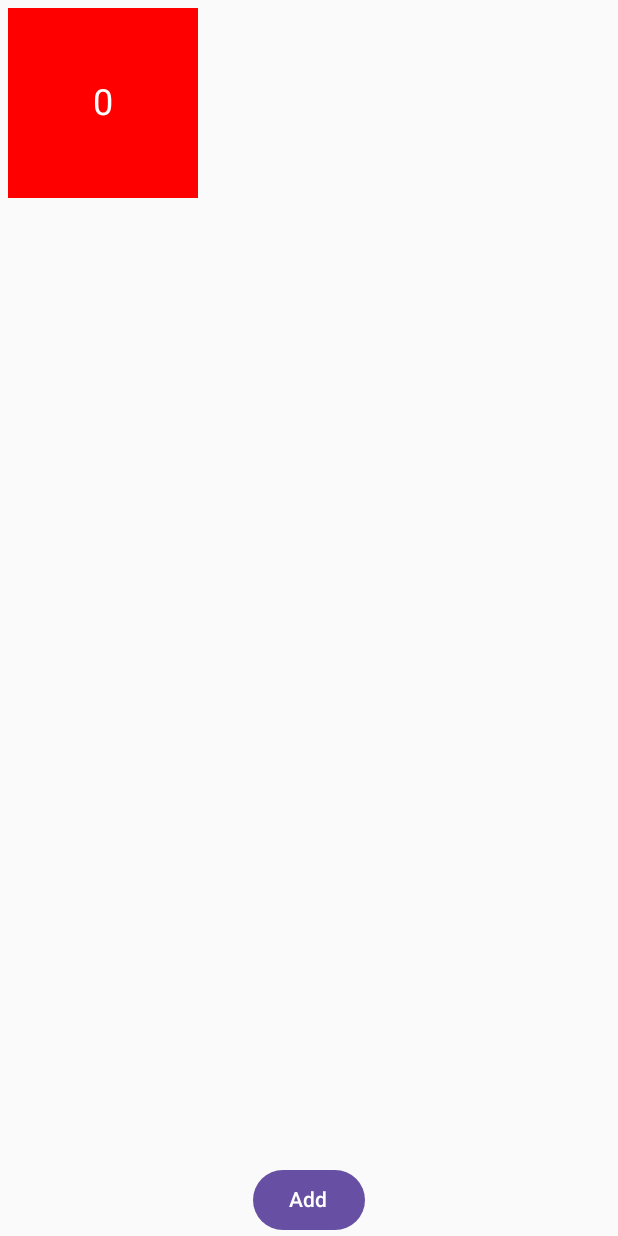
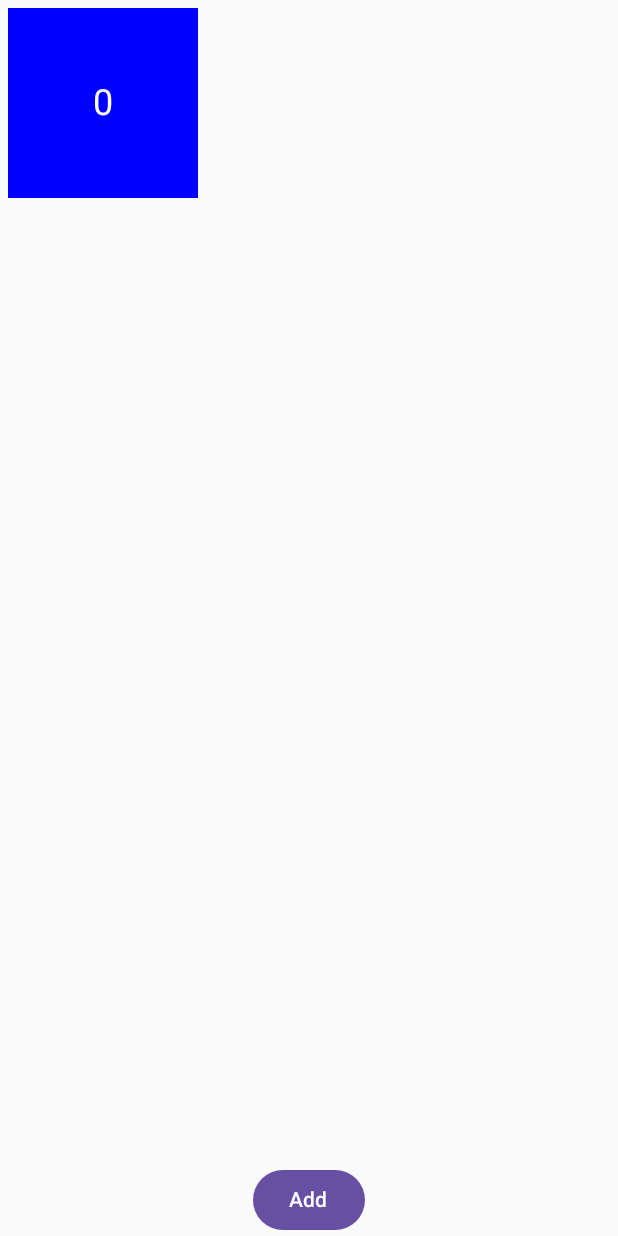
Before and after one commit to WALHAY/AndroidVK, an Android app built with Jetpack Compose: the screen it shows after launch (MainActivity), after a tap on "Add", on a phone screen of 412 x 824 dp. Run offline under Robolectric (Android 15) with nearby library versions, the phone set to English and light mode, and no system bars.

Commit message:
Add some fancy feature

```diff
--- a/app/src/main/java/com/walhay/dz1/MainActivity.kt
+++ b/app/src/main/java/com/walhay/dz1/MainActivity.kt
@@ -8,7 +8,8 @@ class MainActivity : ComponentActivity() {
 
     override fun onCreate(savedInstanceState: Bundle?) {
         super.onCreate(savedInstanceState)
-        elements = savedInstanceState?.getInt("elements") ?: 0
+        elements.intValue = savedInstanceState?.getInt("elements") ?: 0
+        inverted.value = savedInstanceState?.getBoolean("inverted") ?: false
         setContent {
             NumberTable()
         }
@@ -16,6 +17,7 @@ class MainActivity : ComponentActivity() {
 
     override fun onSaveInstanceState(outState: Bundle) {
         super.onSaveInstanceState(outState)
-        outState.putInt("elements", elements)
+        outState.putInt("elements", elements.intValue)
+        outState.putBoolean("inverted", inverted.value)
     }
 }
--- a/app/src/main/java/com/walhay/dz1/NumberTable.kt
+++ b/app/src/main/java/com/walhay/dz1/NumberTable.kt
@@ -2,6 +2,7 @@ package com.walhay.dz1
 
 import android.content.res.Configuration
 import androidx.compose.foundation.background
+import androidx.compose.foundation.clickable
 import androidx.compose.foundation.layout.Box
 import androidx.compose.foundation.layout.Column
 import androidx.compose.foundation.layout.aspectRatio
@@ -12,10 +13,9 @@ import androidx.compose.foundation.lazy.grid.LazyVerticalGrid
 import androidx.compose.material3.Button
 import androidx.compose.material3.Text
 import androidx.compose.runtime.Composable
-import androidx.compose.runtime.getValue
 import androidx.compose.runtime.mutableIntStateOf
+import androidx.compose.runtime.mutableStateOf
 import androidx.compose.runtime.remember
-import androidx.compose.runtime.setValue
 import androidx.compose.ui.Alignment
 import androidx.compose.ui.Modifier
 import androidx.compose.ui.graphics.Color
@@ -23,22 +23,29 @@ import androidx.compose.ui.platform.LocalConfiguration
 import androidx.compose.ui.unit.dp
 import androidx.compose.ui.unit.sp
 
-var elements = 0
+var elements = mutableIntStateOf(0)
+var inverted = mutableStateOf(false)
 
 @Composable
 fun NumberTable() {
     val configuration = LocalConfiguration.current
-    val state = remember { mutableIntStateOf(elements) }
+    val state = remember { elements }
+    val inverted = remember { inverted }
+    val isLandscape = configuration.orientation == Configuration.ORIENTATION_LANDSCAPE
+    val columnsCount = if (isLandscape) 4 else 3
     Column {
         LazyVerticalGrid (
-            columns = GridCells.Fixed(if (configuration.orientation == Configuration.ORIENTATION_LANDSCAPE) 4 else 3),
+            columns = GridCells.Fixed(columnsCount),
             modifier = Modifier.weight(1f).fillMaxSize()
         ){
             items(state.intValue) { index ->
                 Box(
                     modifier = Modifier.aspectRatio(1f)
                         .padding(5.dp)
-                        .background(if (index % 2 == 0) Color.Red else Color.Blue)
+                        .background(if ((index % 2 == 0) == inverted.value) Color.Red else Color.Blue)
+                        .clickable {
+                            inverted.value = !inverted.value
+                        }
                 )
                 {
                     Text(text = "$index",
@@ -50,8 +57,7 @@ fun NumberTable() {
         }
         Button (
             onClick = {
-                elements++
-                state.intValue = elements
+                state.intValue++
                       },
             modifier = Modifier.align(Alignment.CenterHorizontally)
         )
```
